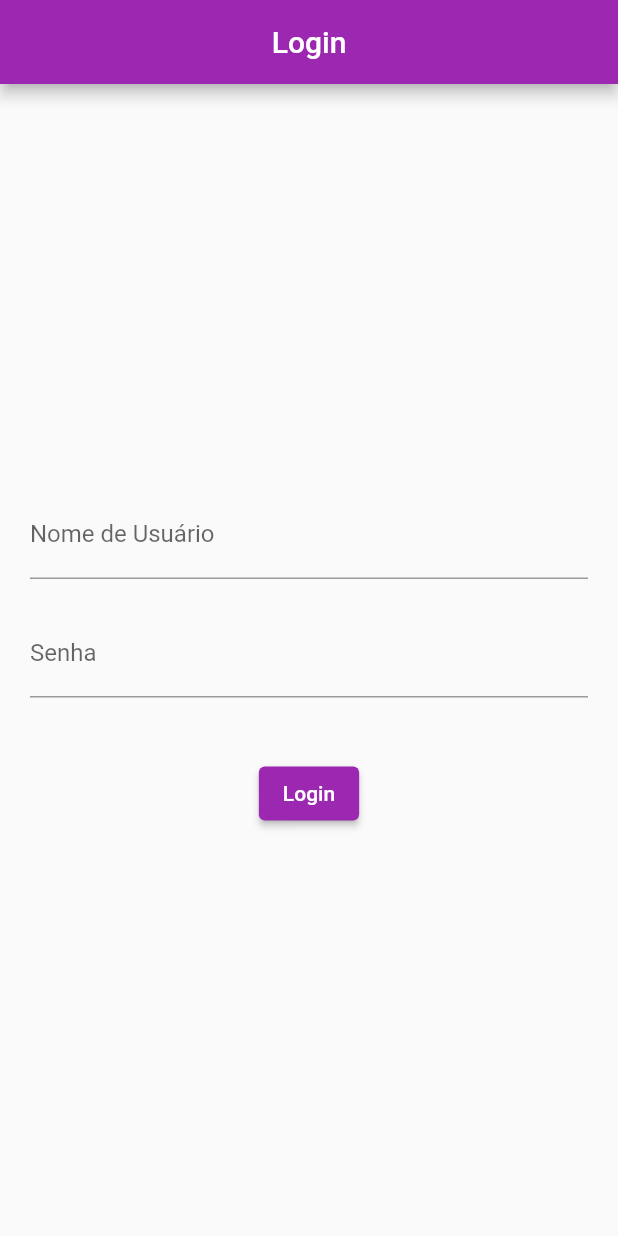
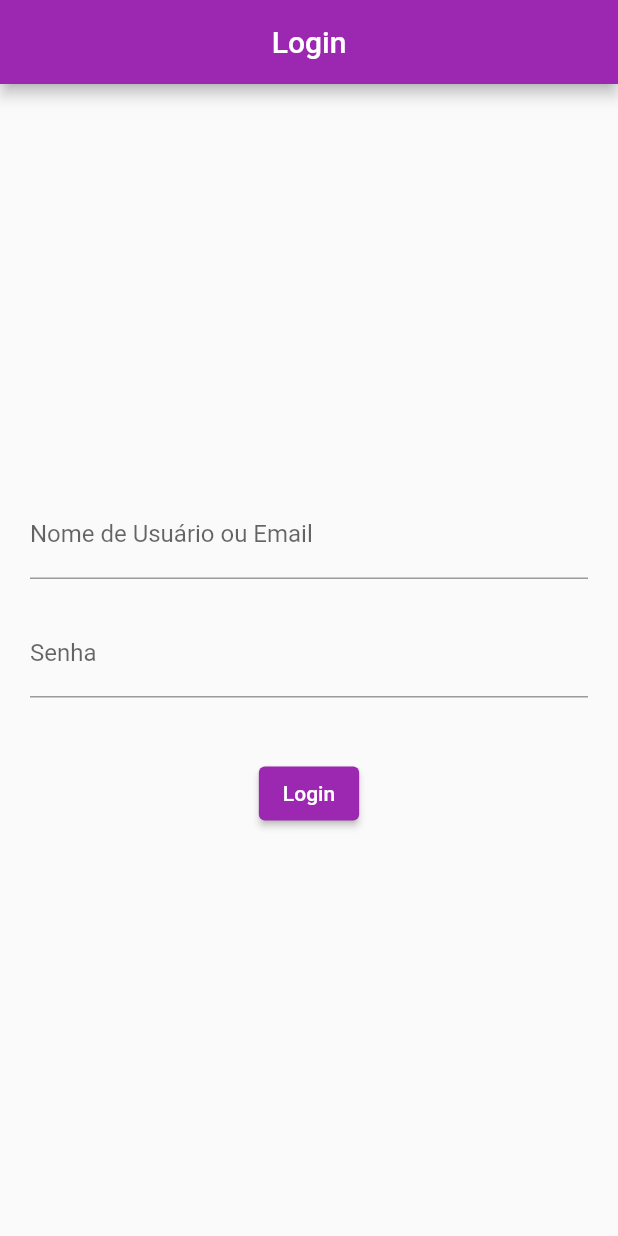
Before and after one commit to Isadora-R/ShopEase, a Flutter app: the screen it shows after launch, on a phone screen of 412 x 824 dp. Run offline on Flutter 3.47's test engine with Material 2 defaults, Android fonts, the phone set to English and light mode, and no system bars; accounts and stored records are empty.

Commit message:
attEmail

```diff
--- a/shop_ease/lib/src/components/login.dart
+++ b/shop_ease/lib/src/components/login.dart
@@ -41,7 +41,8 @@ class _LoginState extends State<Login> {
 
       {
         for (User user in userLogin.users) {
-          if (_usernameController.text == user.username &&
+          if ((_usernameController.text == user.username ||
+                  _usernameController.text == user.email) &&
               _passwordController.text == user.password) {
             usuarioLogou = [
               user.firstName,
@@ -85,7 +86,8 @@ class _LoginState extends State<Login> {
           children: [
             TextField(
               controller: _usernameController,
-              decoration: const InputDecoration(labelText: 'Nome de Usuário'),
+              decoration:
+                  const InputDecoration(labelText: 'Nome de Usuário ou Email'),
             ),
             const SizedBox(height: 20.0),
             TextField(
--- a/shop_ease/lib/src/components/perfil.dart
+++ b/shop_ease/lib/src/components/perfil.dart
@@ -37,7 +37,7 @@ class Perfil extends StatelessWidget {
               ),
               const SizedBox(height: 10.0),
               Text(
-                'Endereço:  ${usuarioLogado[3]}',
+                'Endereço de entrega:  ${usuarioLogado[3]}',
               ),
               const SizedBox(height: 10.0),
               Text(
```
